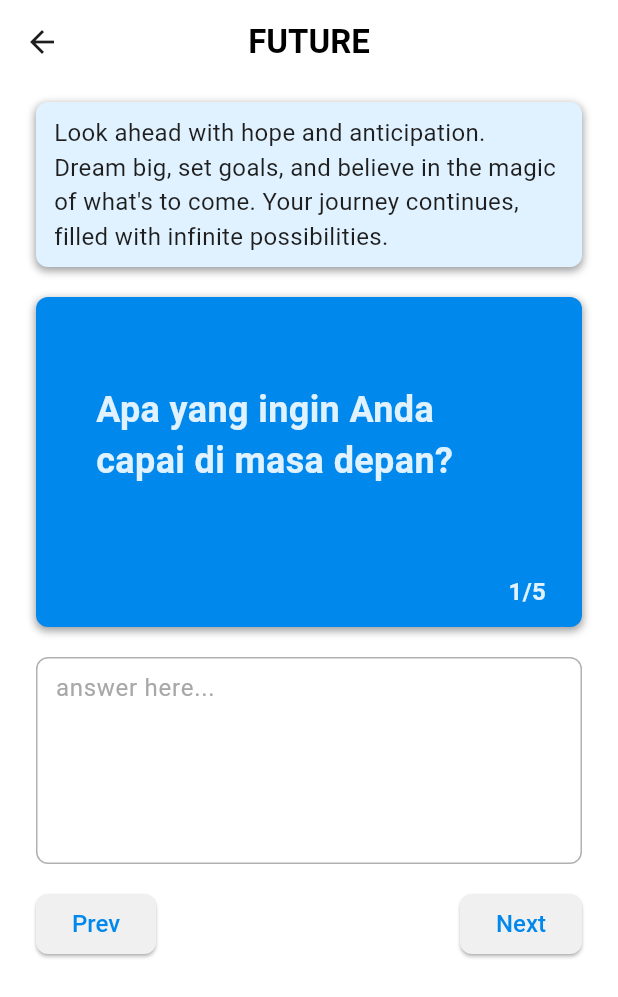
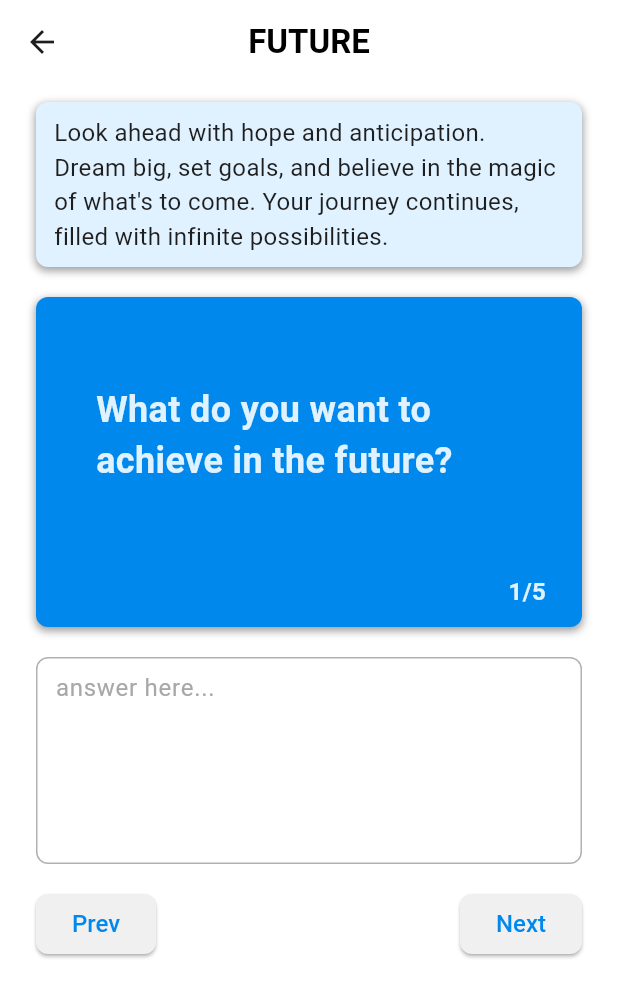
Before and after one commit to mfshobur/gemastik-atma-vichara, a Flutter app: the HomePage screen opened by its route, after a tap on "Future Reflection", on a phone screen of 412 x 824 dp. Shown: the top 997 px of the screen. Run offline on Flutter 3.47's test engine with Material 3 defaults, Android fonts, the light colour scheme and no system bars; our stand-ins replace cloud_firestore, firebase_auth, firebase_core, flip_card, flutter_dotenv, fluttertoast and 3 more; accounts and stored records are empty.

```diff
--- a/lib/core/constants.dart
+++ b/lib/core/constants.dart
@@ -33,27 +33,47 @@ const kFontweightRegular = FontWeight.w400;
 const kFontweightLight = FontWeight.w300;
 
 const List<String> pastQuestions = [
-  "Apa pencapaian terbesar Anda di masa lalu?",
-  "Bagaimana Anda mencapai pencapaian tersebut?",
-  "Apa yang Anda pelajari dari pengalaman itu?",
-  "Rintangan apa yang Anda hadapi dan bagaimana Anda mengatasinya?",
-  "Bagaimana pencapaian tersebut memengaruhi hidup Anda?",
+  // in english
+  "What is your biggest achievement in the past?",
+  "How did you achieve that achievement?",
+  "What did you learn from that experience?",
+  "What obstacles did you face and how did you overcome them?",
+  "How did that achievement affect your life?",
+  // "Apa pencapaian terbesar Anda di masa lalu?",
+  // "Bagaimana Anda mencapai pencapaian tersebut?",
+  // "Apa yang Anda pelajari dari pengalaman itu?",
+  // "Rintangan apa yang Anda hadapi dan bagaimana Anda mengatasinya?",
+  // "Bagaimana pencapaian tersebut memengaruhi hidup Anda?",
 ];
 
 const List<String> presentQuestions = [
-  "Apa tujuan Anda saat ini?",
-  "Seberapa besar kemajuan yang telah Anda capai dalam mencapai tujuan tersebut?",
-  "Apa yang Anda lakukan dengan baik?",
-  "Apa yang dapat Anda lakukan untuk meningkatkan diri?",
-  "Apa yang membuat Anda termotivasi untuk mencapai tujuan Anda?",
-  "Apa saja rintangan yang Anda hadapi saat ini?",
-  "Bagaimana Anda berencana untuk mengatasi rintangan tersebut?",
+  // in english
+  "What is your current goal?",
+  "How much progress have you made in achieving that goal?",
+  "What are you doing well?",
+  "What can you do to improve yourself?",
+  "What motivates you to achieve your goal?",
+  "What obstacles are you facing right now?",
+  "How do you plan to overcome those obstacles?",
+  // "Apa tujuan Anda saat ini?",
+  // "Seberapa besar kemajuan yang telah Anda capai dalam mencapai tujuan tersebut?",
+  // "Apa yang Anda lakukan dengan baik?",
+  // "Apa yang dapat Anda lakukan untuk meningkatkan diri?",
+  // "Apa yang membuat Anda termotivasi untuk mencapai tujuan Anda?",
+  // "Apa saja rintangan yang Anda hadapi saat ini?",
+  // "Bagaimana Anda berencana untuk mengatasi rintangan tersebut?",
 ];
 
 const List<String> futureQuestions = [
-  "Apa yang ingin Anda capai di masa depan?",
-  "Bagaimana Anda akan mencapai tujuan tersebut?",
-  "Apa yang Anda butuhkan untuk mencapai tujuan tersebut?",
-  "Apa yang Anda harapkan dari diri Anda di masa depan?",
-  "Bagaimana Anda ingin orang lain mengingat Anda?",
+  // in english
+  "What do you want to achieve in the future?",
+  "How will you achieve that goal?",
+  "What do you need to achieve that goal?",
+  "What do you expect from yourself in the future?",
+  "How do you want others to remember you?",
+  // "Apa yang ingin Anda capai di masa depan?",
+  // "Bagaimana Anda akan mencapai tujuan tersebut?",
+  // "Apa yang Anda butuhkan untuk mencapai tujuan tersebut?",
+  // "Apa yang Anda harapkan dari diri Anda di masa depan?",
+  // "Bagaimana Anda ingin orang lain mengingat Anda?",
 ];
--- a/lib/feature/presentation/pages/profile_page.dart
+++ b/lib/feature/presentation/pages/profile_page.dart
@@ -39,7 +39,7 @@ class ProfilePage extends StatelessWidget {
                     color: Color(0xffE1E8FF),
                   ),
                   child: Text(
-                    user!.name[0],
+                    user!.name[0].toUpperCase(),
                     style: TextStyle(
                       fontSize: 64,
                       fontWeight: kFontweightSemiBold,
@@ -95,7 +95,8 @@ class ProfilePage extends StatelessWidget {
                     if (value.signOutState.stateLoading()) {
                       return const CircularProgressIndicator();
                     } else if (value.signOutState.stateSuccess()) {
-                      Future.microtask(() => Provider.of<NoteNotifier>(context, listen: false).clearNotes());
+                      Future.microtask(
+                          () => Provider.of<NoteNotifier>(context, listen: false).clearNotes());
                       Future.microtask(() => context.go('/onboarding'));
                     } else if (value.signOutState.stateError()) {
                       CustomSnackbar.alert(context, value.signOutState.failure!.message);
--- a/pubspec.yaml
+++ b/pubspec.yaml
@@ -47,6 +47,12 @@ dependencies:
   google_generative_ai: ^0.4.3
   flutter_dotenv: ^5.1.0
   uuid: ^4.4.0
+  flutter_launcher_icons: ^0.13.1
+
+flutter_launcher_icons:
+  android: "launcher_icon"
+  ios: true
+  image_path: "assets/icons/icon.png"
 
 dev_dependencies:
   flutter_test:
```
Also changed, not shown: pubspec.lock, 28 other files.
